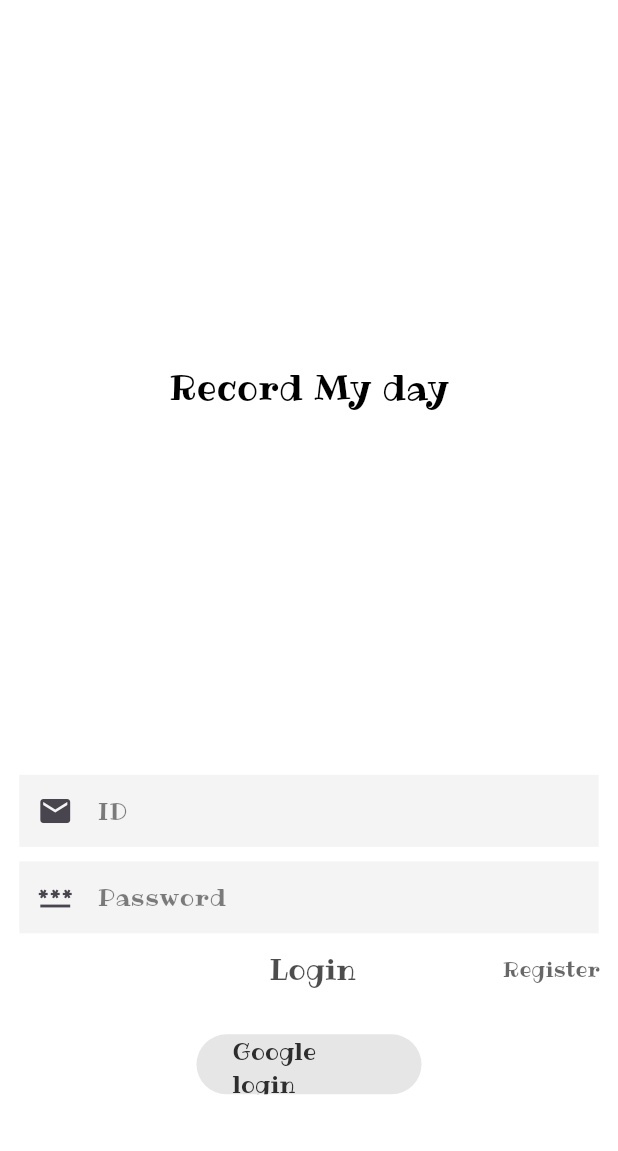
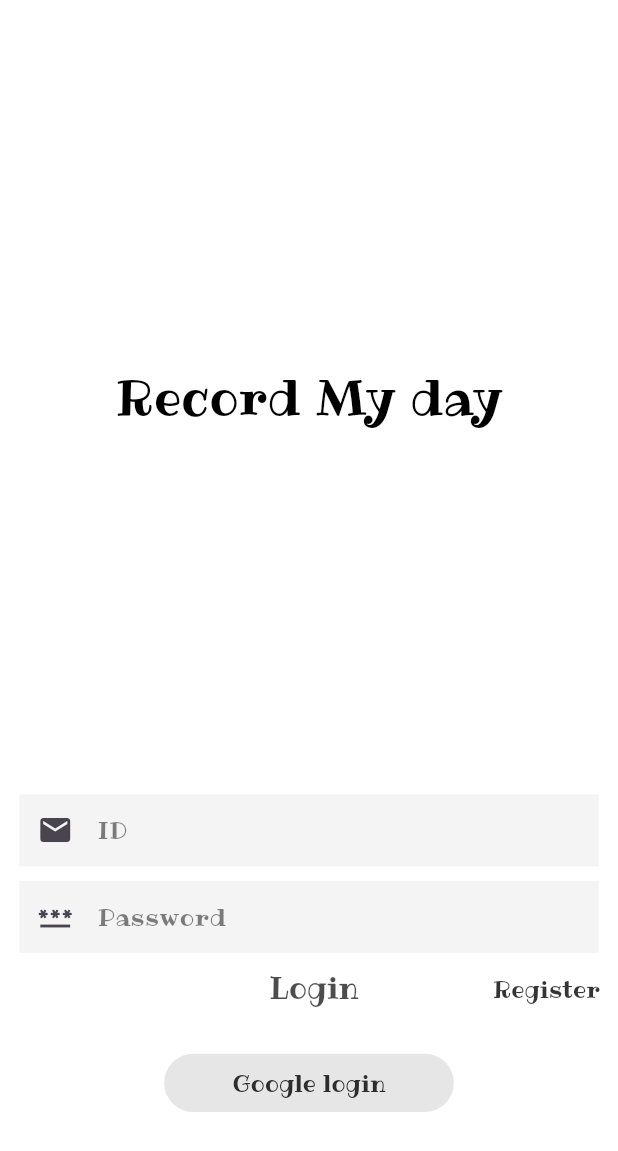
Before and after one commit to minchanpark/record_my_today, a Flutter app: the screen it shows after launch, on a phone screen of 412 x 824 dp. Shown: the top 1151 px of the screen. Run offline on Flutter 3.47's test engine with Material 3 defaults, Android fonts, the phone set to English and light mode, and no system bars; our stand-ins replace cloud_firestore, firebase_auth, firebase_core, flutter_dotenv, google_sign_in, table_calendar; missing offline and left inert: flutter_inappwebview, youtube_api, youtube_data_api; accounts and stored records are empty.

Commit message:
로그인 페이지 ui 수정, 홈 화면 ui 수정

```diff
--- a/lib/login_page.dart
+++ b/lib/login_page.dart
@@ -97,7 +97,7 @@ class _LoginPageState extends State<LoginPage> {
               child: Text(
                 'Record My day',
                 style: TextStyle(
-                  fontSize: width * (18 / 320),
+                  fontSize: width * (25 / 320),
                   fontFamily: 'Ribeye',
                   color: Colors.black,
                 ),
@@ -156,7 +156,7 @@ class _LoginPageState extends State<LoginPage> {
                     style: TextStyle(
                       fontFamily: 'Ribeye',
                       color: Color.fromRGBO(1, 1, 1, 0.7),
-                      fontSize: width * (15 / 320),
+                      fontSize: width * (15.5 / 320),
                     ),
                   ),
                 ),
@@ -165,12 +165,13 @@ class _LoginPageState extends State<LoginPage> {
                   onPressed: () {
                     Navigator.pushNamed(context, '/register');
                   },
-                  child: const Text(
+                  child: Text(
                     'Register',
                     selectionColor: Colors.white,
                     style: TextStyle(
                       fontFamily: 'Ribeye',
-                      color: Color.fromRGBO(1, 1, 1, 0.6),
+                      fontSize: width * (12 / 320),
+                      color: Color.fromRGBO(1, 1, 1, 0.8),
                     ),
                   ),
                 ),
@@ -178,8 +179,8 @@ class _LoginPageState extends State<LoginPage> {
             ),
             SizedBox(height: height * (20 / 852)),
             SizedBox(
-              width: 150,
-              height: 40,
+              width: width * (150 / 320),
+              height: height * (40 / 852),
               child: ElevatedButton(
                 style: const ButtonStyle(
                   elevation: WidgetStatePropertyAll(0),
```
Also changed, not shown: lib/record_diary.dart (+6 -5 lines), lib/show_page.dart (+42 -23 lines).
